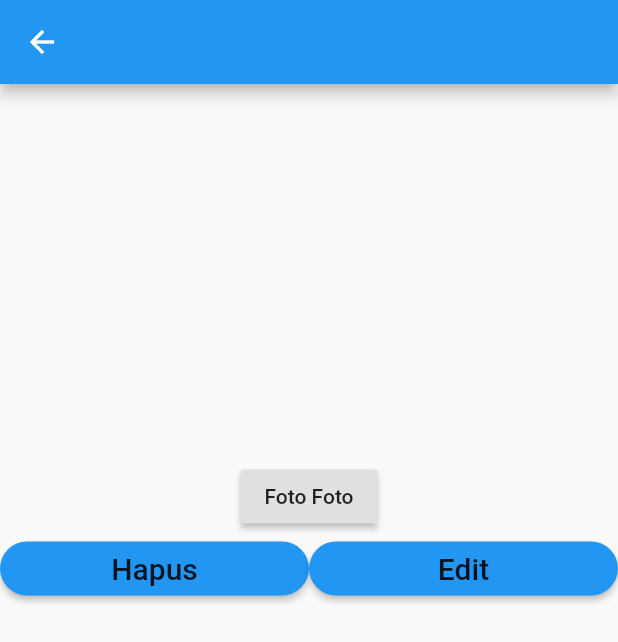
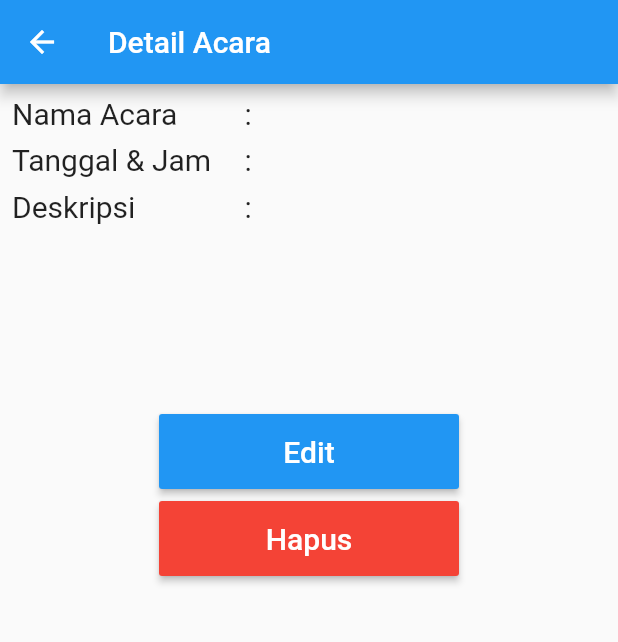
Before and after one commit to arnandwika/FinalProject, a Flutter app: the Reminder screen opened by its route, on a phone screen of 412 x 824 dp. Shown: the top 642 px of the screen. Run offline on Flutter 3.47's test engine with Material 2 defaults, Android fonts, the phone set to English and light mode, and no system bars; our stand-ins replace cloud_firestore, date_format, datetime_picker_formfield, file_picker, firebase_storage, flutter_local_notifications and 2 more; accounts and stored records are empty.

Commit message:
Detail Acara

```diff
--- a/project1/lib/Reminder.dart
+++ b/project1/lib/Reminder.dart
@@ -28,47 +28,111 @@ class Reminder extends StatelessWidget{
       OpenDb();
     return Scaffold(
       appBar: AppBar(
+        title: Text("Detail Acara"),
         backgroundColor: blue,
       ),
-      body: Container(
+      body: Padding(
+        padding: EdgeInsets.all(8),
         child: Column(
           children: <Widget>[
-            Text(
-              judul,
+            Row(
+              children: <Widget>[
+                SizedBox(
+                  width: 150,
+                  child: Text(
+                    "Nama Acara",
                     style: TextStyle(
-                  fontWeight: FontWeight.bold,
-                  fontSize: 30
+                      fontSize: 20,
+                    ),
                   ),
                 ),
                 Text(
-              tanggal,
+                  " : "+judul,
                   style: TextStyle(
-                fontSize: 14,
+                    fontSize: 20,
                   ),
                 ),
-            SingleChildScrollView(
-              child: Container(
-                height: 200,
+              ],
+            ),
+            SizedBox(
+              height: 8,
+            ),
+            Row(
+              children: <Widget>[
+                SizedBox(
+                  width: 150,
                   child: Text(
-                   isi
+                    "Tanggal & Jam ",
+                    style: TextStyle(
+                      fontSize: 20,
                     ),
                   ),
                 ),
-            RaisedButton(
-                child: Text("Foto Foto"),
-                onPressed: () async{
-                  await OpenDbFoto(id);
+                Text(
+                  " : "+tanggal,
+                  style: TextStyle(
+                    fontSize: 20,
+                  ),
+                ),
+              ],
+            ),
+            SizedBox(
+              height: 8,
+            ),
+            Row(
+              children: <Widget>[
+                SizedBox(
+                  width: 150,
+                  height: 150,
+                  child: Text(
+                    "Deskripsi ",
+                    style: TextStyle(
+                      fontSize: 20,
+                    ),
+                  ),
+                ),
+                SizedBox(
+                  height: 150,
+                  child: Text(
+                    " : "+isi,
+                    style: TextStyle(
+                      fontSize: 20,
+                    ),
+                  ),
+                )
+              ],
+            ),
+//            RaisedButton(
+//                child: Text("Foto Foto"),
+//                onPressed: () async{
+//                  await OpenDbFoto(id);
+//                  Navigator.push(context, MaterialPageRoute(
+//                      builder: (context) =>listFoto(id)
+//                  ));
+//                }
+//            ),
+            SizedBox(
+              width: 200,
+              height: 50,
+              child: RaisedButton(
+                color: blue,
+                child: Text("Edit", style: TextStyle(color: white, fontSize: 20),),
+                onPressed: () => {
                   Navigator.push(context, MaterialPageRoute(
-                      builder: (context) =>listFoto(id)
-                  ));
-                }
+                    builder: (context) =>Edit(id,judul, tanggal, isi),
+                  )),
+                },
               ),
-            Container(
-              child: Row(
-                mainAxisAlignment: MainAxisAlignment.center,
-                children: <Widget>[
-                  Expanded(
+            ),
+            SizedBox(
+              height: 8,
+            ),
+            SizedBox(
+              width: 200,
+              height: 50,
               child: RaisedButton(
+                color: Colors.red,
+                child: Text("Hapus", style: TextStyle(color: white, fontSize: 20),),
                 onPressed: () async => {
                   await hapusData(id),
                   await hapusFirestore(id),
@@ -76,39 +140,9 @@ class Reminder extends StatelessWidget{
                   Navigator.pop(context),
                   await OpenDb(),
                   Navigator.pushNamed(context, '/home'),
-
                 },
-                      color: blue,
-                      shape: RoundedRectangleBorder(
-                        borderRadius: new BorderRadius.circular(18.0),
-                      ),
-                      child: Text(
-                        "Hapus",
-                        style: TextStyle(
-                            fontSize: 20
-                        ),),
               ),
             ),
-                  Expanded(
-                    child: RaisedButton(
-                      onPressed: () => {
-                        Navigator.push(context, MaterialPageRoute(
-                          builder: (context) =>Edit(id,judul, tanggal, isi),
-                        )),
-                      },
-                      color: blue,
-                      shape: RoundedRectangleBorder(
-                        borderRadius: new BorderRadius.circular(18.0),
-                      ),
-                      child: Text("Edit",
-                        style: TextStyle(
-                            fontSize: 20
-                        ),),
-                    ),
-                  ),
-                ],
-              ),
-            )
           ],
         ),
       ),
```
Lines whose indentation alone changed are shown as unchanged.
